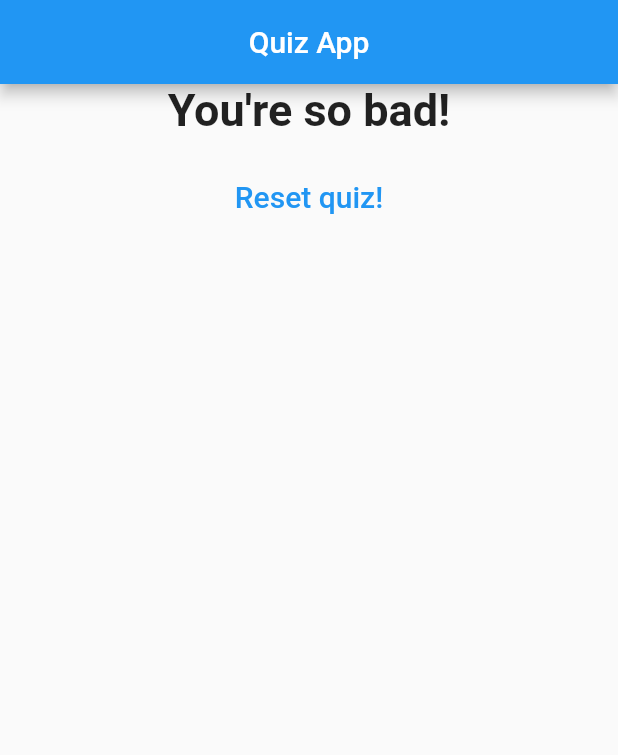
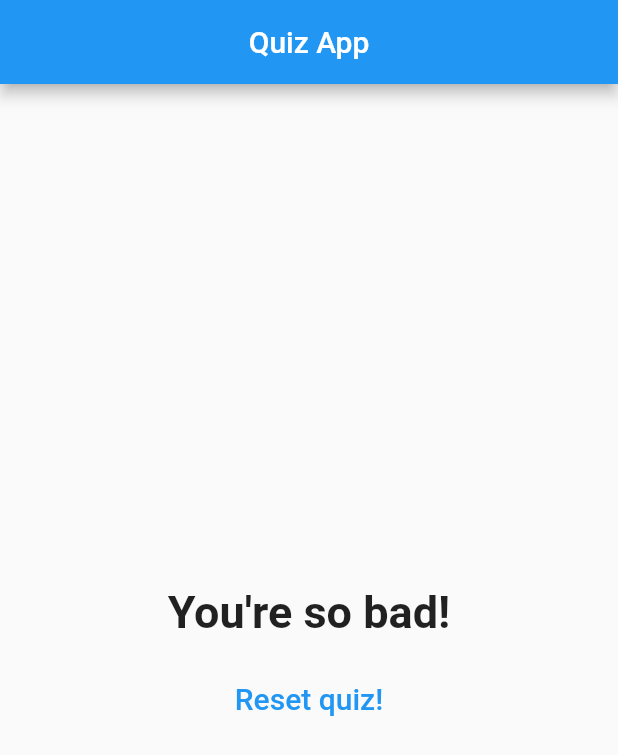
Before and after one commit to wasim919/playing-with-flutter, a Flutter app: the screen it shows after launch, after a tap on "Black", after a tap on "Snake", after a tap on "Summer", on a phone screen of 412 x 824 dp. Shown: the top 755 px of the screen. Run offline on Flutter 3.47's test engine with Material 2 defaults, Android fonts, the phone set to English and light mode, and no system bars.

Commit message:
ui refractoring done

```diff
--- a/quizApp/lib/Result.dart
+++ b/quizApp/lib/Result.dart
@@ -24,6 +24,7 @@ class Result extends StatelessWidget {
   Widget build(BuildContext context) {
     return Center(
       child: Column(
+        mainAxisAlignment: MainAxisAlignment.center,
         children: [
           Text(
             resultPhrase,
@@ -44,6 +45,7 @@ class Result extends StatelessWidget {
             ),
           )
         ],
-    ));
+      ),
+    );
   }
 }
```
Lines whose indentation alone changed are shown as unchanged.
